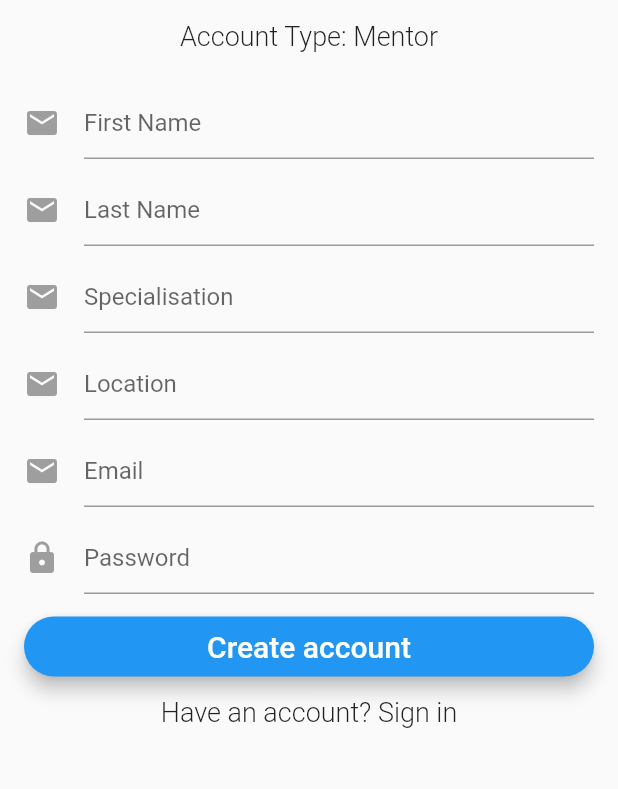
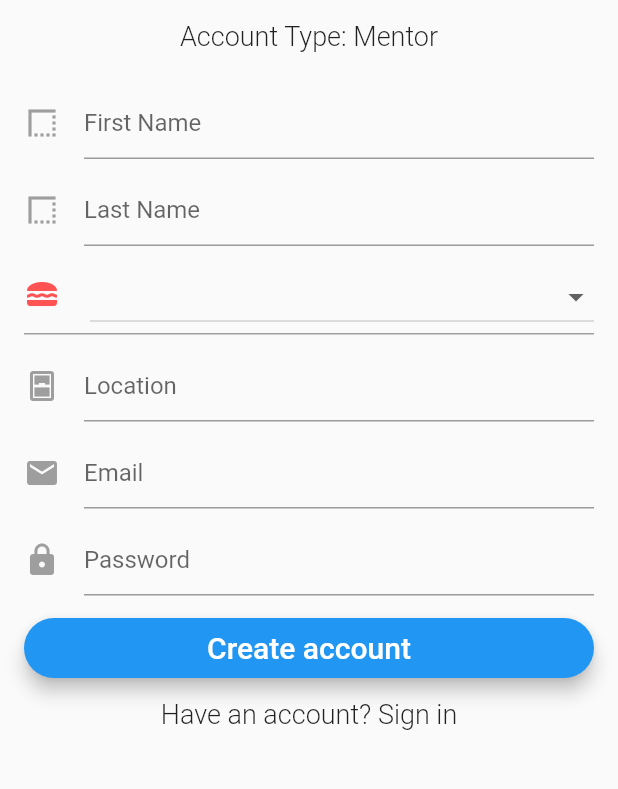
Before and after one commit to NicoleStrel/hackgirlsummer, a Flutter app: the screen it shows after launch, after a tap on "Account Type: Company", after a tap on "Login", after a tap on "Create an account", on a phone screen of 412 x 824 dp, the part 243-1032 px from its top. Run offline on Flutter 3.47's test engine with Material 2 defaults, Android fonts, the phone set to English and light mode, and no system bars; our stand-ins replace cloud_firestore, firebase_auth, geolocator, google_maps_flutter, permission_handler; accounts and stored records are empty.

Commit message:
started with account design

```diff
--- a/mentor_her/lib/starting-page/login_signup_page.dart
+++ b/mentor_her/lib/starting-page/login_signup_page.dart
@@ -31,6 +31,11 @@ class _LoginSignupPageState extends State<LoginSignupPage> {
   bool _isMentor;
   bool _isLoginForm;
   bool _isLoading;
+
+  //dropdown
+  String _selectedCategory;
+  List<String> _categories = ['A', 'B', 'C', 'D'];
+
 
   // Check if form is valid before perform login or signup
   bool validateAndSave() {
@@ -257,7 +262,7 @@ class _LoginSignupPageState extends State<LoginSignupPage> {
         decoration: new InputDecoration(
             hintText: _isMentor ? 'First Name' : 'Company Name',
             icon: new Icon(
-              Icons.mail,
+              _isMentor ? IconData(59389, fontFamily: 'MaterialIcons'): IconData(59387, fontFamily: 'MaterialIcons'),
               color: Colors.grey,
             )),
         validator: (value) => value.isEmpty ? _isMentor ? 'First Name can\'t be empty' : 'Company name can\'t be empty' : null,
@@ -275,7 +280,7 @@ class _LoginSignupPageState extends State<LoginSignupPage> {
         decoration: new InputDecoration(
             hintText: _isMentor ? 'Last Name' : 'Short Description',
             icon: new Icon(
-              Icons.mail,
+              _isMentor ? IconData(59389, fontFamily: 'MaterialIcons'): IconData(57680, fontFamily: 'MaterialIcons'),
               color: Colors.grey,
             )),
         validator: (value) => value.isEmpty ? _isMentor ? 'Last Name can\'t be empty' : 'Description can\'t be empty' : null,
@@ -293,7 +298,7 @@ class _LoginSignupPageState extends State<LoginSignupPage> {
         decoration: new InputDecoration(
             hintText: 'Location',
             icon: new Icon(
-              Icons.mail,
+              IconData(58741, fontFamily: 'MaterialIcons'),
               color: Colors.grey,
             )),
         validator: (value) => value.isEmpty ? 'Location can\'t be empty' : null,
@@ -304,23 +309,48 @@ class _LoginSignupPageState extends State<LoginSignupPage> {
   Widget showCategoryInput(){
     return Padding(
       padding: const EdgeInsets.fromLTRB(0.0, 10.0, 0.0, 0.0),
-      child: new TextFormField(
-        maxLines: 1,
-        keyboardType: TextInputType.text,
-        autofocus: false,
-        decoration: new InputDecoration(
-            hintText: _isMentor ? 'Specialisation' : 'Category',
-            icon: new Icon(
-              Icons.mail,
-              color: Colors.grey,
-            )),
-        validator: (value) => value.isEmpty ? _isMentor ? 'Specialisation can\'t be empty' : 'Category can\'t be empty' : null,
-        onSaved: (value) => _isMentor ? _specialisation=value.trim() : _category = value.trim(),
+      child: Stack(
+        children:<Widget>[
+          Container(
+            decoration: BoxDecoration( //need margin left to match
+                border: Border(bottom: BorderSide(color:Colors.grey)),
+            ),
+            padding: EdgeInsets.only(left: 44.0),
+            child: DropdownButton(
+              isExpanded: true,
+              autofocus: false,
+              items: _categories.map(
+                (val) {
+                  return DropdownMenuItem(
+                    value: val,
+                    child: Text(val),
+                  );
+                },
+              ).toList(),
+              value: _selectedCategory,
+              onChanged: (value) {
+                setState(() {
+                  _selectedCategory = value;
+                  _isMentor ? _specialisation=_selectedCategory : _category = _selectedCategory;
+                });
+              },
+            ),
+
+          ),
+          Container(
+            margin: EdgeInsets.only(top: 10.0),
+            child: Icon(
+              IconData(58306, fontFamily: 'MaterialIcons'),
+              color: Colors.redAccent,
+              //size: 20.0,
+            ),
+          ),
+        ],
       ),
     );
   }
-
-
+  //need to add validator for dropdown menu:
+  //validator: (value) => value.isEmpty ? _isMentor ? 'Last Name can\'t be empty' : 'Description can\'t be empty' : null,
 
   Widget showPasswordInput() {
     return Padding(
```
Also changed, not shown: 1 other file.
